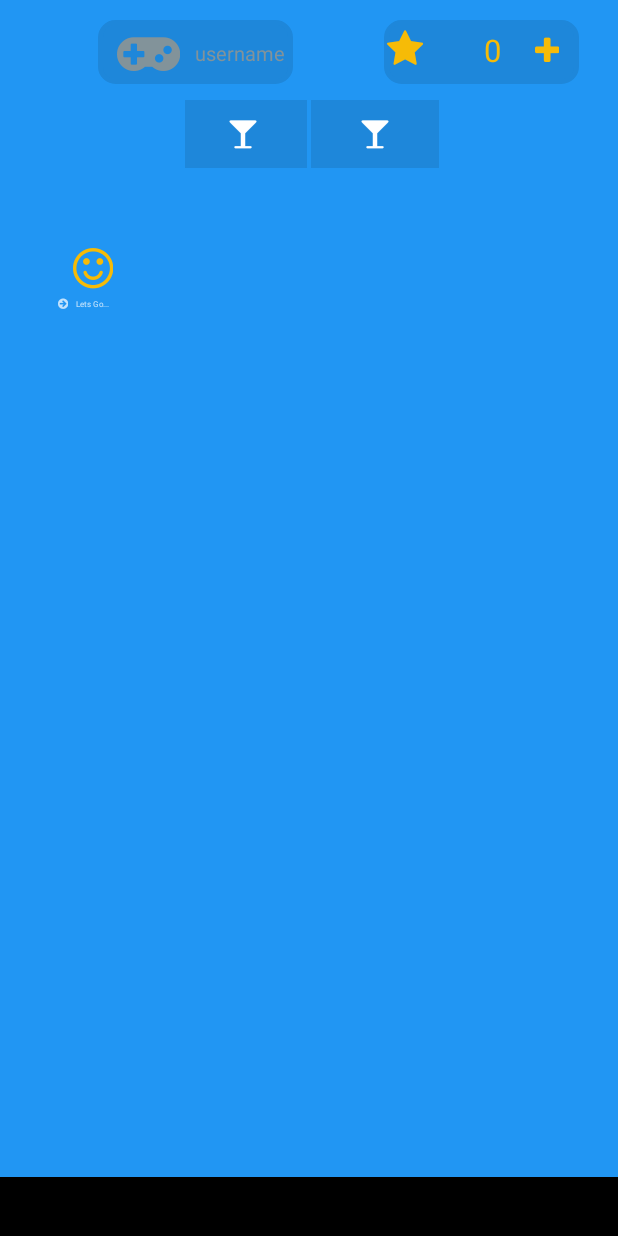
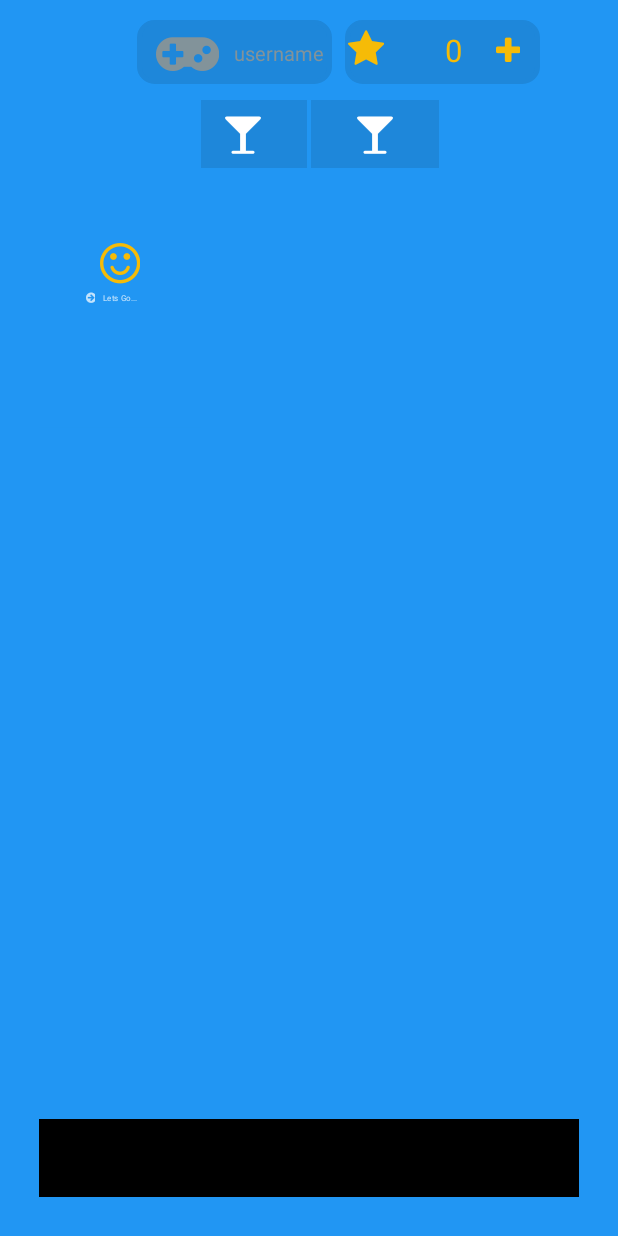
Before and after one commit to mehrroid/gameoftrump-app-12, an Android app: the Lev screen opened directly, with no data from a screen before it, after a tap on an icon or button, on a phone screen of 412 x 824 dp. Run offline under Robolectric (Android 15) with nearby library versions, the phone set to English and light mode, and no system bars; our stand-ins replace AdMob, sdp/ssp sizes; 1 statement that could not run was skipped.

Commit message:
change tap screen popup,ui game

```diff
--- a/app/src/main/java/com/whitedevs/gameoftrumps/Game.java
+++ b/app/src/main/java/com/whitedevs/gameoftrumps/Game.java
@@ -80,7 +80,7 @@ public class Game extends Activity {
 		TextView txtsq1= (TextView) findViewById(R.id.sqbg);
 		TextView txtstar= (TextView) findViewById(R.id.star);
 		txtstar.setTypeface(font2);
-		sizeIcon=30;
+		sizeIcon=40;
 		TextView plus = (TextView) findViewById(R.id.pl);
 		plus.setTypeface(font);
 //		txtIconStar = (TextView) findViewById(R.id.txtstar);
@@ -90,6 +90,7 @@ public class Game extends Activity {
 		//mehrnaz
 		final FrameLayout fl= (FrameLayout) findViewById(R.id.popupFrameLayout2);
 		final FrameLayout fm= (FrameLayout) findViewById(R.id.frameMain);
+		//fm.setPadding(20,20,20,20);
 
 		fl.setVisibility(View.GONE);
 		TextView txtcar= (TextView) findViewById(R.id.txtcar);
@@ -135,6 +136,13 @@ public class Game extends Activity {
 		final Animation myAnim = AnimationUtils.loadAnimation(Game.this, R.anim.anim2);
 		fl.startAnimation(myAnim);
 		fm.setOnClickListener(new OnClickListener() {
+			@Override
+			public void onClick(View v) {
+				fl.setVisibility(v.GONE);
+
+			}
+		});
+		fl.setOnClickListener(new OnClickListener() {
 			@Override
 			public void onClick(View v) {
 				fl.setVisibility(v.GONE);
@@ -466,7 +474,7 @@ public class Game extends Activity {
 	private View createButton(int x, int y){
 		final Button button = new Button(context);
 		TextView textView=new TextView(context);
-		button.setBackgroundDrawable(null);
+		//button.setBackgroundDrawable(null);
 		Typeface fontawsome = Typeface.createFromAsset(getAssets(), "fontawesome-webfont.ttf");
 		button.setTypeface(fontawsome);
 		TextView plus = (TextView) findViewById(R.id.pl);
@@ -477,6 +485,7 @@ public class Game extends Activity {
 		Log.i("cards-icon",""+icon);
 		button.setText(icon);
 		button.setBackgroundResource(R.drawable.square);
+
 
 		//textView.setText("Hi");
 		//textView.setTextColor(Color.RED);
--- a/app/src/main/res/layout/footer.xml
+++ b/app/src/main/res/layout/footer.xml
@@ -3,7 +3,7 @@
     xmlns:tools="http://schemas.android.com/tools"
 
     android:layout_width="fill_parent"
-    android:layout_height="@dimen/_30sdp"
+    android:layout_height="@dimen/_40sdp"
     xmlns:ads="http://schemas.android.com/apk/res-auto"
     android:background="#000000"
     android:layout_gravity="bottom"
--- a/app/src/main/res/layout/game_layout.xml
+++ b/app/src/main/res/layout/game_layout.xml
@@ -2,6 +2,9 @@
 <FrameLayout xmlns:android="http://schemas.android.com/apk/res/android" android:layout_width="match_parent"
     android:layout_height="match_parent"
     android:background="@color/blueBg"
+    android:paddingLeft="@dimen/_20sdp"
+    android:paddingRight="@dimen/_20sdp"
+    android:paddingBottom="@dimen/_20sdp"
     android:id="@+id/frameMain">
     <include layout="@layout/top"/>
 
```
Also changed, not shown: 2 other files.
